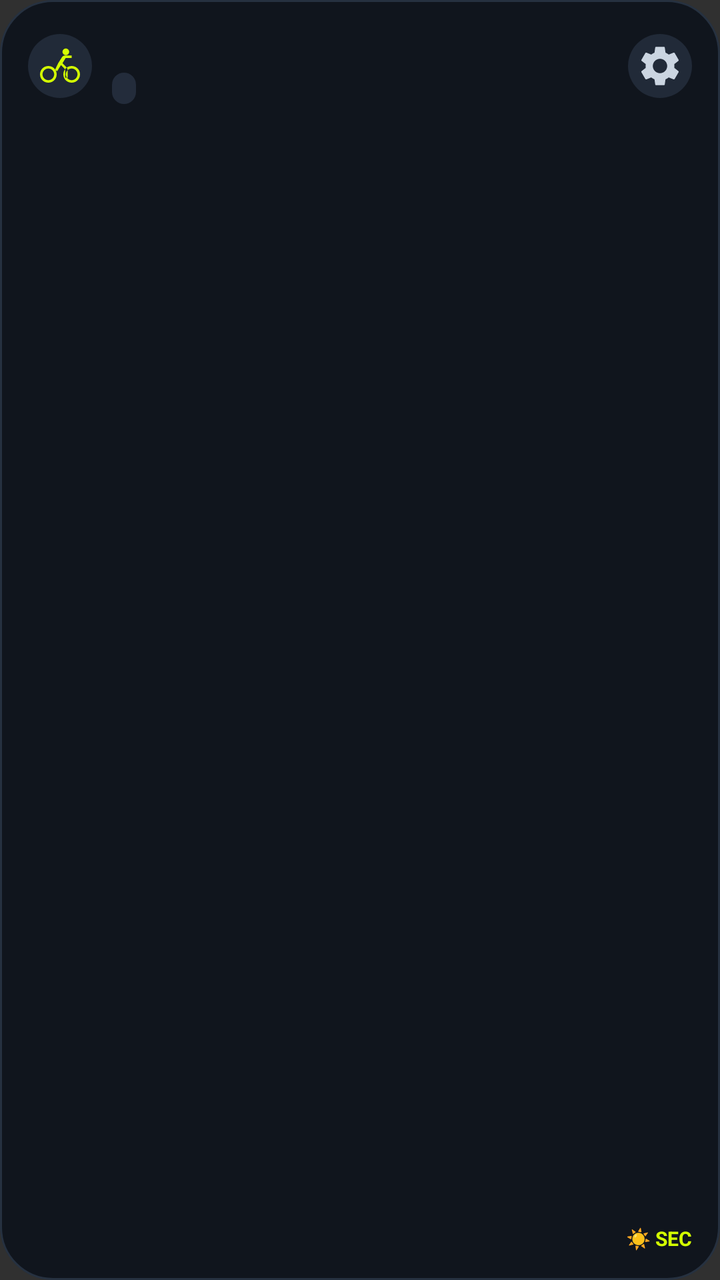
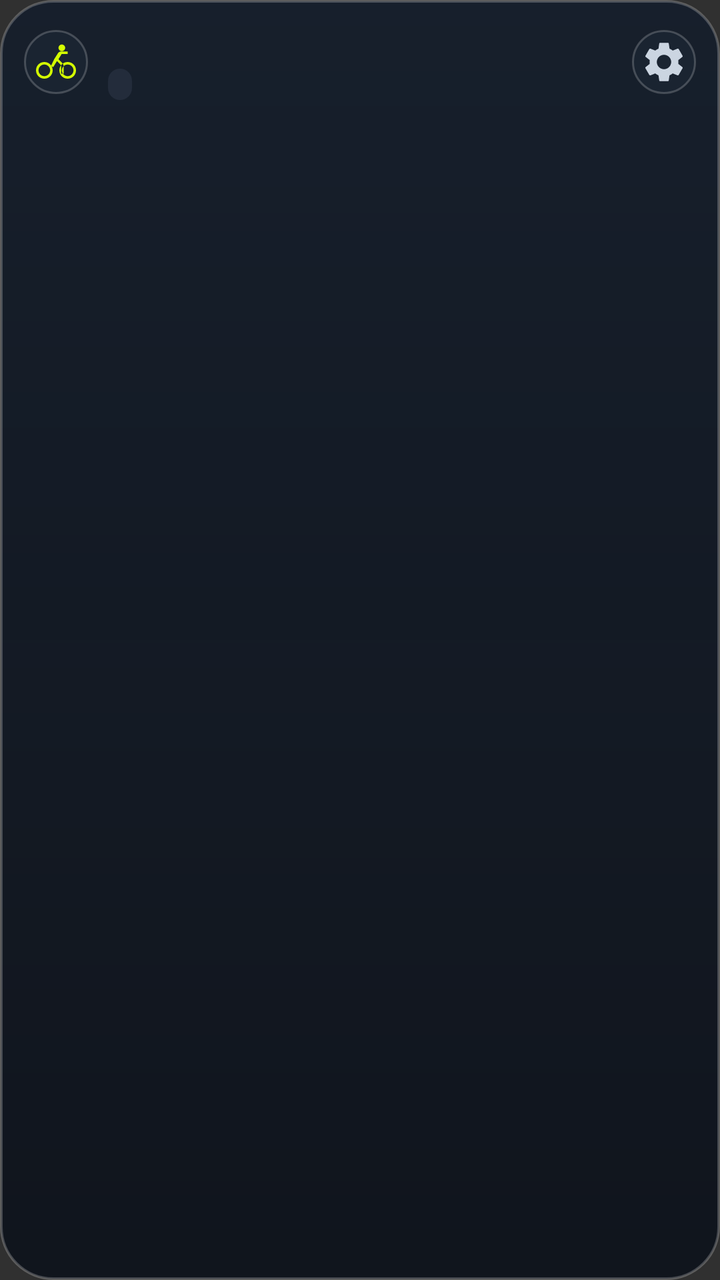

The first picture is an Android layout as it rendered before a commit; the second is the same layout after the commit. The layout source and the unified diff follow.
<!-- AndroidManifest.xml: application theme Theme.TirePressure -->
<!-- res/layout/widget_single_bike_dark.xml -->
<?xml version="1.0" encoding="utf-8"?>
<LinearLayout xmlns:android="http://schemas.android.com/apk/res/android"
    android:id="@+id/widget_root"
    android:layout_width="match_parent"
    android:layout_height="match_parent"
    android:background="@drawable/widget_bg_dark"
    android:orientation="vertical"
    android:padding="14dp">

    
    <LinearLayout
        android:layout_width="match_parent"
        android:layout_height="wrap_content"
        android:gravity="center_vertical"
        android:orientation="horizontal">

        <ImageView
            android:id="@+id/widget_bike_icon"
            android:layout_width="32dp"
            android:layout_height="32dp"
            android:background="@drawable/widget_btn_icon_dark"
            android:contentDescription="@string/bike_name_label"
            android:padding="6dp"
            android:src="@drawable/ic_widget_bike"
            android:tint="#D4FF00" />

        <LinearLayout
            android:layout_width="0dp"
            android:layout_height="wrap_content"
            android:layout_marginStart="10dp"
            android:layout_weight="1"
            android:orientation="vertical">

            <TextView
                android:id="@+id/widget_bike_name"
                android:layout_width="match_parent"
                android:layout_height="wrap_content"
                android:ellipsize="end"
                android:fontFamily="sans-serif-medium"
                android:maxLines="1"
                android:textColor="#F2F5F8"
                android:textSize="15sp"
                android:textStyle="bold" />

            <LinearLayout
                android:layout_width="wrap_content"
                android:layout_height="wrap_content"
                android:layout_marginTop="2dp"
                android:gravity="center_vertical"
                android:orientation="horizontal">

                <TextView
                    android:id="@+id/widget_discipline_badge"
                    android:layout_width="wrap_content"
                    android:layout_height="wrap_content"
                    android:background="@drawable/widget_badge_discipline_dark"
                    android:paddingHorizontal="6dp"
                    android:paddingVertical="1dp"
                    android:textColor="#D4FF00"
                    android:textSize="10sp"
                    android:textStyle="bold" />

                <TextView
                    android:id="@+id/widget_bike_weight"
                    android:layout_width="wrap_content"
                    android:layout_height="wrap_content"
                    android:layout_marginStart="6dp"
                    android:textColor="#94A3B8"
                    android:textSize="11sp" />
            </LinearLayout>
        </LinearLayout>

        <ImageButton
            android:id="@+id/widget_btn_settings"
            android:layout_width="32dp"
            android:layout_height="32dp"
            android:background="@drawable/widget_btn_icon_dark"
            android:contentDescription="@string/widget_config_title"
            android:padding="6dp"
            android:src="@drawable/ic_widget_settings"
            android:tint="#CBD5E1" />
    </LinearLayout>

    
    <LinearLayout
        android:id="@+id/widget_empty_view"
        android:layout_width="match_parent"
        android:layout_height="0dp"
        android:layout_weight="1"
        android:gravity="center"
        android:orientation="vertical"
        android:visibility="gone">

        <TextView
            android:layout_width="wrap_content"
            android:layout_height="wrap_content"
            android:text="@string/widget_no_bikes"
            android:textColor="#F2F5F8"
            android:textSize="14sp"
            android:textStyle="bold" />

        <TextView
            android:layout_width="wrap_content"
            android:layout_height="wrap_content"
            android:layout_marginTop="4dp"
            android:text="@string/widget_tap_to_open"
            android:textColor="#94A3B8"
            android:textSize="12sp" />
    </LinearLayout>

    
    <LinearLayout
        android:id="@+id/widget_setups_container"
        android:layout_width="match_parent"
        android:layout_height="0dp"
        android:layout_marginTop="6dp"
        android:layout_weight="1"
        android:orientation="vertical" />

    
    <LinearLayout
        android:layout_width="match_parent"
        android:layout_height="wrap_content"
        android:layout_marginTop="4dp"
        android:gravity="center_vertical"
        android:orientation="horizontal">

        <TextView
            android:id="@+id/widget_rider_info"
            android:layout_width="0dp"
            android:layout_height="wrap_content"
            android:layout_weight="1"
            android:textColor="#64748B"
            android:textSize="10sp" />

        <TextView
            android:id="@+id/widget_condition_label"
            android:layout_width="wrap_content"
            android:layout_height="wrap_content"
            android:text="☀️ SEC"
            android:textColor="#D4FF00"
            android:textSize="10sp"
            android:textStyle="bold" />
    </LinearLayout>
</LinearLayout>
<!-- resources referenced by this layout -->
<resources>
  <!-- drawable ic_widget_bike (drawable) -->
  <vector xmlns:android="http://schemas.android.com/apk/res/android"
      android:width="24dp"
      android:height="24dp"
      android:viewportWidth="24"
      android:viewportHeight="24">
      <path
          android:fillColor="@android:color/white"
          android:pathData="M15.5,5.5c1.1,0 2,-0.9 2,-2s-0.9,-2 -2,-2 -2,0.9 -2,2 0.9,2 2,2zM5,12c-2.8,0 -5,2.2 -5,5s2.2,5 5,5 5,-2.2 5,-5 -2.2,-5 -5,-5zM5,20.5c-1.9,0 -3.5,-1.6 -3.5,-3.5s1.6,-3.5 3.5,-3.5 3.5,1.6 3.5,3.5 -1.6,3.5 -3.5,3.5zM10.8,10.5l2.4,-3.8c0.4,-0.6 1,-1 1.8,-1h4v1.5h-3.6l-1.9,3.1 2.3,2.4c0.5,0.5 0.8,1.2 0.8,1.9v4.4h-1.5v-4.4c0,-0.4 -0.2,-0.8 -0.5,-1.1l-2,-2.1 -2.3,3.7 -1.3,-0.8 1.8,-3.7zM19,12c-2.8,0 -5,2.2 -5,5s2.2,5 5,5 5,-2.2 5,-5 -2.2,-5 -5,-5zM19,20.5c-1.9,0 -3.5,-1.6 -3.5,-3.5s1.6,-3.5 3.5,-3.5 3.5,1.6 3.5,3.5 -1.6,3.5 -3.5,3.5z"/>
  </vector>
  <!-- drawable ic_widget_settings (drawable) -->
  <vector xmlns:android="http://schemas.android.com/apk/res/android"
      android:width="24dp"
      android:height="24dp"
      android:viewportWidth="24"
      android:viewportHeight="24">
      <path
          android:fillColor="@android:color/white"
          android:pathData="M19.14,12.94c0.04,-0.3 0.06,-0.61 0.06,-0.94 0,-0.32 -0.02,-0.64 -0.07,-0.94l2.03,-1.58c0.18,-0.14 0.23,-0.41 0.12,-0.61l-1.92,-3.32c-0.12,-0.22 -0.37,-0.29 -0.59,-0.22l-2.39,0.96c-0.5,-0.38 -1.03,-0.7 -1.62,-0.94l-0.36,-2.54c-0.04,-0.24 -0.24,-0.41 -0.48,-0.41h-3.84c-0.24,0 -0.43,0.17 -0.47,0.41l-0.36,2.54c-0.59,0.24 -1.13,0.56 -1.62,0.94l-2.39,-0.96c-0.22,-0.08 -0.47,0 -0.59,0.22L2.74,8.87c-0.12,0.21 -0.08,0.47 0.12,0.61l2.03,1.58c-0.05,0.3 -0.09,0.63 -0.09,0.94s0.02,0.64 0.07,0.94l-2.03,1.58c-0.18,0.14 -0.23,0.41 -0.12,0.61l1.92,3.32c0.12,0.22 0.37,0.29 0.59,0.22l2.39,-0.96c0.5,0.38 1.03,0.7 1.62,0.94l0.36,2.54c0.05,0.24 0.24,0.41 0.48,0.41h3.84c0.24,0 0.44,-0.17 0.47,-0.41l0.36,-2.54c0.59,-0.24 1.13,-0.56 1.62,-0.94l2.39,0.96c0.22,0.08 0.47,0 0.59,-0.22l1.92,-3.32c0.12,-0.22 0.07,-0.47 -0.12,-0.61l-2.01,-1.58zM12,15.6c-1.98,0 -3.6,-1.62 -3.6,-3.6s1.62,-3.6 3.6,-3.6 3.6,1.62 3.6,3.6 -1.62,3.6 -3.6,3.6z"/>
  </vector>
  <!-- drawable widget_badge_discipline_dark (drawable) -->
  <?xml version="1.0" encoding="utf-8"?>
  <shape xmlns:android="http://schemas.android.com/apk/res/android"
      android:shape="rectangle">
      <solid android:color="#232C3B" />
      <corners android:radius="8dp" />
  </shape>
  <!-- drawable widget_bg_dark (drawable) -->
  <?xml version="1.0" encoding="utf-8"?>
  <shape xmlns:android="http://schemas.android.com/apk/res/android"
      android:shape="rectangle">
      <solid android:color="#10151D" />
      <corners android:radius="26dp" />
      <stroke
          android:width="1dp"
          android:color="#263140" />
  </shape>
  <!-- drawable widget_btn_icon_dark (drawable) -->
  <?xml version="1.0" encoding="utf-8"?>
  <shape xmlns:android="http://schemas.android.com/apk/res/android"
      android:shape="oval">
      <solid android:color="#212A38" />
  </shape>
  <string name="bike_name_label">Bike Name</string>
  <string name="widget_config_title">Configure Widget</string>
  <string name="widget_no_bikes">No bikes registered</string>
  <string name="widget_tap_to_open">Tap to open app</string>
  <style name="Theme.TirePressure" parent="android:Theme.Material.NoActionBar">
          <item name="android:statusBarColor">@android:color/transparent</item>
          <item name="android:navigationBarColor">@android:color/transparent</item>
      </style>
</resources>

<!-- the commit's change to res/layout/widget_single_bike_dark.xml (unified diff, before → after) -->
@@ -5,7 +5,7 @@
     android:layout_height="match_parent"
     android:background="@drawable/widget_bg_dark"
     android:orientation="vertical"
-    android:padding="14dp">
+    android:padding="12dp">
 
     
     <LinearLayout
@@ -117,29 +117,4 @@
         android:layout_weight="1"
         android:orientation="vertical" />
 
-    
-    <LinearLayout
-        android:layout_width="match_parent"
-        android:layout_height="wrap_content"
-        android:layout_marginTop="4dp"
-        android:gravity="center_vertical"
-        android:orientation="horizontal">
-
-        <TextView
-            android:id="@+id/widget_rider_info"
-            android:layout_width="0dp"
-            android:layout_height="wrap_content"
-            android:layout_weight="1"
-            android:textColor="#64748B"
-            android:textSize="10sp" />
-
-        <TextView
-            android:id="@+id/widget_condition_label"
-            android:layout_width="wrap_content"
-            android:layout_height="wrap_content"
-            android:text="☀️ SEC"
-            android:textColor="#D4FF00"
-            android:textSize="10sp"
-            android:textStyle="bold" />
-    </LinearLayout>
 </LinearLayout>
<!-- resource entries referenced after the edit -->
@@ -31,17 +31,23 @@
   <?xml version="1.0" encoding="utf-8"?>
   <shape xmlns:android="http://schemas.android.com/apk/res/android"
       android:shape="rectangle">
-      <solid android:color="#10151D" />
+      <gradient
+          android:startColor="#F2151E2B"
+          android:endColor="#EB0D121B"
+          android:angle="270" />
       <corners android:radius="26dp" />
       <stroke
-          android:width="1dp"
-          android:color="#263140" />
+          android:width="1.2dp"
+          android:color="#38FFFFFF" />
   </shape>
   <!-- drawable widget_btn_icon_dark (drawable) -->
   <?xml version="1.0" encoding="utf-8"?>
   <shape xmlns:android="http://schemas.android.com/apk/res/android"
       android:shape="oval">
-      <solid android:color="#212A38" />
+      <solid android:color="#332B394D" />
+      <stroke
+          android:width="1dp"
+          android:color="#33FFFFFF" />
   </shape>
   <string name="bike_name_label">Bike Name</string>
   <string name="widget_config_title">Configure Widget</string>
